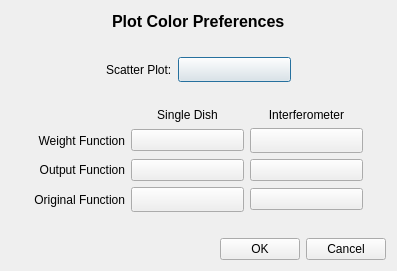
This is code/guitools/Feather/PreferencesColor.ui in radio-astro/casa as Qt 5 draws it before an edit. The edited form follows.
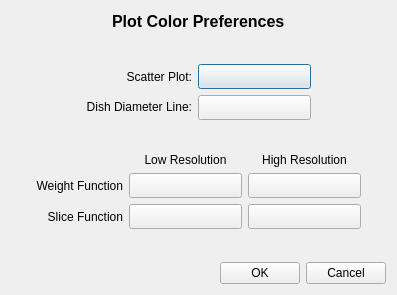
This is the edited form.

```diff
--- a/code/guitools/Feather/PreferencesColor.ui
+++ b/code/guitools/Feather/PreferencesColor.ui
@@ -7,7 +7,7 @@
     <x>0</x>
     <y>0</y>
     <width>397</width>
-    <height>271</height>
+    <height>295</height>
    </rect>
   </property>
   <property name="windowTitle">
@@ -87,30 +87,84 @@
       </spacer>
      </item>
      <item>
-      <widget class="QLabel" name="label_2">
-       <property name="text">
-        <string>Scatter Plot:</string>
-       </property>
-      </widget>
+      <layout class="QGridLayout" name="gridLayout_2">
+       <item row="0" column="0">
+        <widget class="QLabel" name="label_2">
+         <property name="text">
+          <string>Scatter Plot:</string>
+         </property>
+         <property name="alignment">
+          <set>Qt::AlignRight|Qt::AlignTrailing|Qt::AlignVCenter</set>
+         </property>
+        </widget>
+       </item>
+       <item row="0" column="1">
+        <widget class="QPushButton" name="scatterColorButton">
+         <property name="sizePolicy">
+          <sizepolicy hsizetype="Fixed" vsizetype="Fixed">
+           <horstretch>0</horstretch>
+           <verstretch>0</verstretch>
+          </sizepolicy>
+         </property>
+         <property name="minimumSize">
+          <size>
+           <width>113</width>
+           <height>25</height>
+          </size>
+         </property>
+         <property name="baseSize">
+          <size>
+           <width>113</width>
+           <height>25</height>
+          </size>
+         </property>
+         <property name="toolTip">
+          <string>Click to select a color for the points in the scatter plot.</string>
+         </property>
+         <property name="text">
+          <string/>
+         </property>
+        </widget>
+       </item>
+       <item row="1" column="0">
+        <widget class="QLabel" name="label_4">
+         <property name="text">
+          <string>&lt;font color='black'&gt;Dish Diameter Line:&lt;/font&gt;</string>
+         </property>
+         <property name="alignment">
+          <set>Qt::AlignRight|Qt::AlignTrailing|Qt::AlignVCenter</set>
+         </property>
+        </widget>
+       </item>
+       <item row="1" column="1">
+        <widget class="QPushButton" name="dishDiameterColorButton">
+         <property name="sizePolicy">
+          <sizepolicy hsizetype="Fixed" vsizetype="Fixed">
+           <horstretch>0</horstretch>
+           <verstretch>0</verstretch>
+          </sizepolicy>
+         </property>
+         <property name="minimumSize">
+          <size>
+           <width>113</width>
+           <height>25</height>
+          </size>
+         </property>
+         <property name="baseSize">
+          <size>
+           <width>113</width>
+           <height>25</height>
+          </size>
+         </property>
+         <property name="text">
+          <string> </string>
+         </property>
+        </widget>
+       </item>
+      </layout>
      </item>
      <item>
-      <widget class="QPushButton" name="scatterColorButton">
-       <property name="minimumSize">
-        <size>
-         <width>113</width>
-         <height>25</height>
-        </size>
-       </property>
-       <property name="toolTip">
-        <string>Click to select a color for the points in the scatter plot.</string>
-       </property>
-       <property name="text">
-        <string/>
-       </property>
-      </widget>
-     </item>
-     <item>
-      <spacer name="horizontalSpacer_5">
+      <spacer name="horizontalSpacer_9">
        <property name="orientation">
         <enum>Qt::Horizontal</enum>
        </property>
@@ -137,19 +191,6 @@
      </property>
     </spacer>
    </item>
-   <item>
-    <spacer name="verticalSpacer_2">
-     <property name="orientation">
-      <enum>Qt::Vertical</enum>
-     </property>
-     <property name="sizeHint" stdset="0">
-      <size>
-       <width>20</width>
-       <height>17</height>
-      </size>
-     </property>
-    </spacer>
-   </item>
    <item>
     <layout class="QHBoxLayout" name="horizontalLayout_4">
      <item>
@@ -180,7 +221,7 @@
           </font>
          </property>
          <property name="text">
-          <string>Single Dish</string>
+          <string>Low Resolution</string>
          </property>
          <property name="alignment">
           <set>Qt::AlignCenter</set>
@@ -197,7 +238,7 @@
           </font>
          </property>
          <property name="text">
-          <string>Interferometer</string>
+          <string>High Resolution</string>
          </property>
          <property name="alignment">
           <set>Qt::AlignCenter</set>
@@ -224,11 +265,17 @@
        <item row="1" column="1">
         <widget class="QPushButton" name="singleDishWeightColorButton">
          <property name="sizePolicy">
-          <sizepolicy hsizetype="Minimum" vsizetype="Fixed">
-           <horstretch>113</horstretch>
-           <verstretch>25</verstretch>
+          <sizepolicy hsizetype="Fixed" vsizetype="Fixed">
+           <horstretch>0</horstretch>
+           <verstretch>0</verstretch>
           </sizepolicy>
          </property>
+         <property name="minimumSize">
+          <size>
+           <width>113</width>
+           <height>25</height>
+          </size>
+         </property>
          <property name="toolTip">
           <string>Click to select a color for graphing the single dish weight function.</string>
          </property>
@@ -247,7 +294,7 @@
           </font>
          </property>
          <property name="text">
-          <string>Output Function</string>
+          <string>Slice Function</string>
          </property>
          <property name="alignment">
           <set>Qt::AlignRight|Qt::AlignTrailing|Qt::AlignVCenter</set>
@@ -255,7 +302,19 @@
         </widget>
        </item>
        <item row="3" column="1">
-        <widget class="QPushButton" name="singleDishOutputColorButton">
+        <widget class="QPushButton" name="singleDishSliceColorButton">
+         <property name="sizePolicy">
+          <sizepolicy hsizetype="Fixed" vsizetype="Fixed">
+           <horstretch>0</horstretch>
+           <verstretch>0</verstretch>
+          </sizepolicy>
+         </property>
+         <property name="minimumSize">
+          <size>
+           <width>113</width>
+           <height>25</height>
+          </size>
+         </property>
          <property name="toolTip">
           <string>Click to select a color for graphing the single dish feather output function.</string>
          </property>
@@ -265,7 +324,19 @@
         </widget>
        </item>
        <item row="3" column="2">
-        <widget class="QPushButton" name="interferometerOutputColorButton">
+        <widget class="QPushButton" name="interferometerSliceColorButton">
+         <property name="sizePolicy">
+          <sizepolicy hsizetype="Fixed" vsizetype="Fixed">
+           <horstretch>0</horstretch>
+           <verstretch>0</verstretch>
+          </sizepolicy>
+         </property>
+         <property name="minimumSize">
+          <size>
+           <width>113</width>
+           <height>25</height>
+          </size>
+         </property>
          <property name="toolTip">
           <string>Click to select a color for graphing the interferometer feather output function.</string>
          </property>
@@ -288,51 +359,14 @@
            <height>25</height>
           </size>
          </property>
-         <property name="toolTip">
-          <string>Click to select a color for graphing the interferometer weight function.</string>
-         </property>
-         <property name="text">
-          <string/>
-         </property>
-        </widget>
-       </item>
-       <item row="4" column="1">
-        <widget class="QPushButton" name="singleDishOriginalColorButton">
-         <property name="minimumSize">
+         <property name="maximumSize">
           <size>
            <width>113</width>
            <height>25</height>
           </size>
          </property>
          <property name="toolTip">
-          <string>Click to select a color for graphing the original single dish data.</string>
-         </property>
-         <property name="text">
-          <string/>
-         </property>
-        </widget>
-       </item>
-       <item row="4" column="0">
-        <widget class="QLabel" name="label_4">
-         <property name="font">
-          <font>
-           <pointsize>9</pointsize>
-           <weight>50</weight>
-           <bold>false</bold>
-          </font>
-         </property>
-         <property name="text">
-          <string>Original Function</string>
-         </property>
-         <property name="alignment">
-          <set>Qt::AlignRight|Qt::AlignTrailing|Qt::AlignVCenter</set>
-         </property>
-        </widget>
-       </item>
-       <item row="4" column="2">
-        <widget class="QPushButton" name="interferometerOriginalColorButton">
-         <property name="toolTip">
-          <string>Click to select a color for graphing the original interferometer data.</string>
+          <string>Click to select a color for graphing the high resolution weight function.</string>
          </property>
          <property name="text">
           <string/>
```
Left out of the diff: 6 changed lines with no effect on the pictures.
